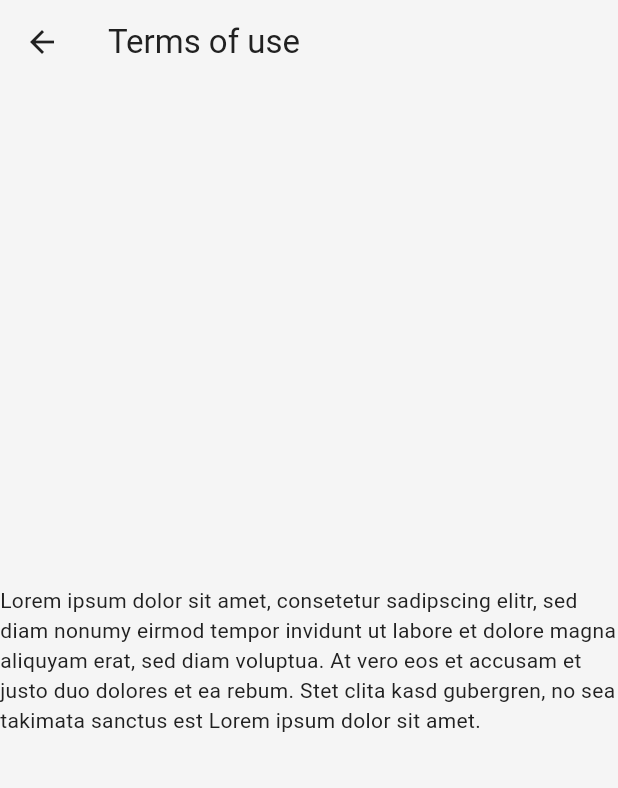
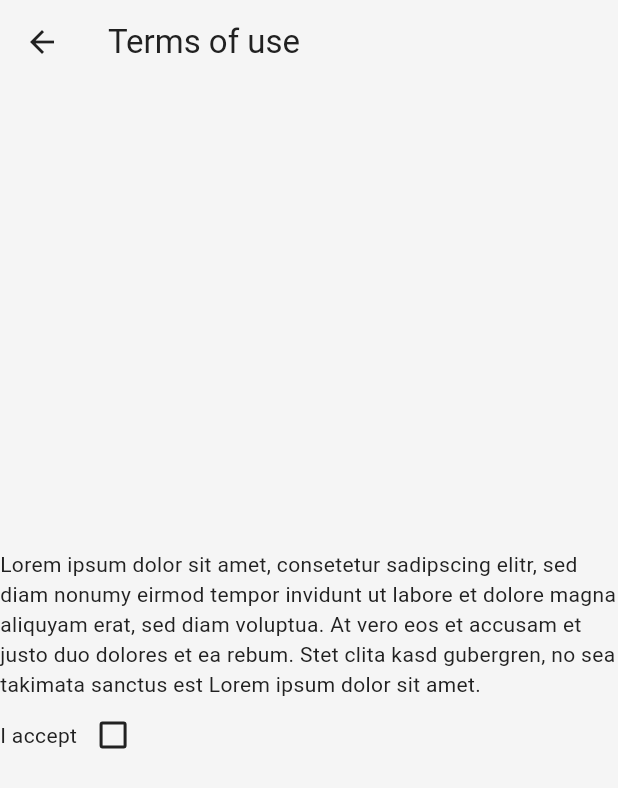
Before and after one commit to fhstp/ergo4all, a Flutter app: the TermsOfUseScreen screen opened directly, on a phone screen of 412 x 824 dp. Shown: the top 788 px of the screen. Run offline on Flutter 3.47's test engine with Material 3 defaults, Android fonts, the phone set to English and light mode, and no system bars.

Commit message:
add accept checkbox

```diff
--- a/lib/screens/terms_of_use.dart
+++ b/lib/screens/terms_of_use.dart
@@ -1,7 +1,23 @@
 import 'package:flutter/material.dart';
 
-class TermsOfUseScreen extends StatelessWidget {
+const tosText =
+    "Lorem ipsum dolor sit amet, consetetur sadipscing elitr, sed diam nonumy eirmod tempor invidunt ut labore et dolore magna aliquyam erat, sed diam voluptua. At vero eos et accusam et justo duo dolores et ea rebum. Stet clita kasd gubergren, no sea takimata sanctus est Lorem ipsum dolor sit amet.";
+
+class TermsOfUseScreen extends StatefulWidget {
   const TermsOfUseScreen({super.key});
+
+  @override
+  State<TermsOfUseScreen> createState() => _TermsOfUseScreenState();
+}
+
+class _TermsOfUseScreenState extends State<TermsOfUseScreen> {
+  bool hasAccepted = false;
+
+  void toggleHasAccepted() {
+    setState(() {
+      hasAccepted = !hasAccepted;
+    });
+  }
 
   @override
   Widget build(BuildContext context) {
@@ -9,12 +25,21 @@ class TermsOfUseScreen extends StatelessWidget {
       appBar: AppBar(
         title: const Text("Terms of use"),
       ),
-      body: const Center(
+      body: Center(
         child: Column(
           mainAxisAlignment: MainAxisAlignment.center,
           children: [
-            Text(
-                "Lorem ipsum dolor sit amet, consetetur sadipscing elitr, sed diam nonumy eirmod tempor invidunt ut labore et dolore magna aliquyam erat, sed diam voluptua. At vero eos et accusam et justo duo dolores et ea rebum. Stet clita kasd gubergren, no sea takimata sanctus est Lorem ipsum dolor sit amet.")
+            const Text(tosText),
+            Row(
+              children: [
+                const Text("I accept"),
+                Checkbox(
+                    value: hasAccepted,
+                    onChanged: (isChecked) {
+                      toggleHasAccepted();
+                    }),
+              ],
+            )
           ],
         ),
       ),
```
